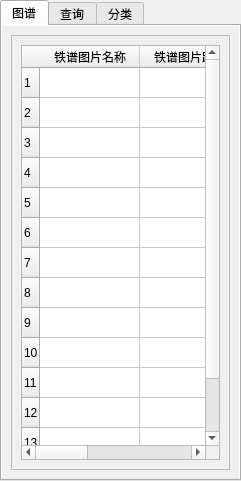
The window that LeftWindow.ui (WooodHead/labelling3) describes before a commit, drawn with Qt 5.
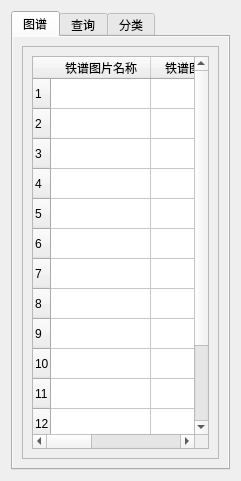
The same window after the commit.

```diff
--- a/LeftWindow.ui
+++ b/LeftWindow.ui
@@ -19,15 +19,9 @@
   <property name="windowTitle">
    <string>Form</string>
   </property>
+  <layout class="QGridLayout" name="gridLayout">
+   <item row="0" column="0">
   <widget class="QTabWidget" name="tabWidgetLeftWindow">
-   <property name="geometry">
-    <rect>
-     <x>0</x>
-     <y>0</y>
-     <width>241</width>
-     <height>481</height>
-    </rect>
-   </property>
    <property name="toolTip">
     <string>&lt;html&gt;&lt;head/&gt;&lt;body&gt;&lt;p&gt;查询&lt;/p&gt;&lt;/body&gt;&lt;/html&gt;</string>
    </property>
@@ -50,8 +44,8 @@
     <attribute name="title">
      <string>图谱</string>
     </attribute>
-    <layout class="QGridLayout" name="gridLayout">
-     <item row="0" column="0">
+      <layout class="QHBoxLayout" name="horizontalLayout">
+       <item>
       <widget class="QScrollArea" name="scrollArea">
        <property name="widgetResizable">
         <bool>true</bool>
@@ -61,8 +55,8 @@
          <rect>
           <x>0</x>
           <y>0</y>
-          <width>215</width>
-          <height>436</height>
+            <width>189</width>
+            <height>407</height>
          </rect>
         </property>
         <layout class="QGridLayout" name="gridLayout_2">
@@ -250,6 +244,8 @@
     </widget>
    </widget>
   </widget>
+   </item>
+  </layout>
  </widget>
  <resources/>
  <connections/>
```
Lines whose indentation alone changed are shown as unchanged.
